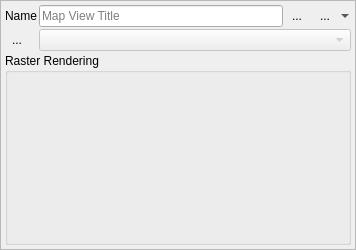
This is timeseriesviewer/ui/mapviewdefinition.ui in jakimowb/eo-time-series-viewer as Qt 5 draws it before an edit. The edited form follows.
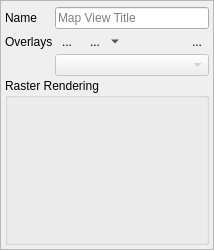
This is the edited form. Icons and pictures are not drawn. Custom widgets are drawn as their Qt base class.

Patch:
```diff
--- a/timeseriesviewer/ui/mapviewdefinition.ui
+++ b/timeseriesviewer/ui/mapviewdefinition.ui
@@ -6,7 +6,7 @@
    <rect>
     <x>0</x>
     <y>0</y>
-    <width>356</width>
+    <width>214</width>
     <height>250</height>
    </rect>
   </property>
@@ -42,7 +42,7 @@
        <rect>
         <x>0</x>
         <y>0</y>
-        <width>350</width>
+        <width>208</width>
         <height>244</height>
        </rect>
       </property>
@@ -68,14 +68,19 @@
           <property name="margin">
            <number>0</number>
           </property>
+         </layout>
+        </widget>
+       </item>
           <item>
+        <layout class="QFormLayout" name="formLayout">
+         <item row="0" column="0">
            <widget class="QLabel" name="label">
             <property name="text">
              <string>Name</string>
             </property>
            </widget>
           </item>
-          <item>
+         <item row="0" column="1">
            <widget class="QLineEdit" name="tbName">
             <property name="sizePolicy">
              <sizepolicy hsizetype="Preferred" vsizetype="Fixed">
@@ -94,8 +99,23 @@
             </property>
            </widget>
           </item>
+         <item row="1" column="0">
+          <widget class="QLabel" name="label_2">
+           <property name="text">
+            <string>Overlays</string>
+           </property>
+          </widget>
+         </item>
+         <item row="1" column="1">
+          <layout class="QHBoxLayout" name="horizontalLayout">
+           <property name="spacing">
+            <number>2</number>
+           </property>
+           <property name="topMargin">
+            <number>0</number>
+           </property>
           <item>
-           <widget class="QToolButton" name="btnToggleMapViewVisibility">
+            <widget class="QToolButton" name="btnToggleVectorOverlay">
             <property name="sizePolicy">
              <sizepolicy hsizetype="Preferred" vsizetype="Preferred">
               <horstretch>0</horstretch>
@@ -103,24 +123,18 @@
              </sizepolicy>
             </property>
             <property name="toolTip">
-             <string>Toggle map view visibility</string>
+              <string>Show/hide crosshair</string>
             </property>
             <property name="text">
              <string>...</string>
             </property>
             <property name="icon">
              <iconset resource="resources.qrc">
-              <normaloff>:/timeseriesviewer/icons/mapviewHidden.svg</normaloff>:/timeseriesviewer/icons/mapviewHidden.svg</iconset>
+               <normaloff>:/timeseriesviewer/icons/mIconPolygonLayer.svg</normaloff>:/timeseriesviewer/icons/mIconPolygonLayer.svg</iconset>
             </property>
             <property name="checkable">
              <bool>true</bool>
             </property>
-            <property name="checked">
-             <bool>false</bool>
-            </property>
-            <property name="popupMode">
-             <enum>QToolButton::DelayedPopup</enum>
-            </property>
             <property name="autoRaise">
              <bool>true</bool>
             </property>
@@ -161,19 +175,6 @@
             </property>
            </widget>
           </item>
-          <item>
-           <spacer name="horizontalSpacer_2">
-            <property name="orientation">
-             <enum>Qt::Horizontal</enum>
-            </property>
-            <property name="sizeHint" stdset="0">
-             <size>
-              <width>0</width>
-              <height>20</height>
-             </size>
-            </property>
-           </spacer>
-          </item>
           <item>
            <spacer name="horizontalSpacer">
             <property name="orientation">
@@ -187,16 +188,8 @@
             </property>
            </spacer>
           </item>
-         </layout>
-        </widget>
-       </item>
        <item>
-        <layout class="QHBoxLayout" name="horizontalLayout_3">
-         <property name="spacing">
-          <number>10</number>
-         </property>
-         <item>
-          <widget class="QToolButton" name="btnToggleVectorOverlay">
+            <widget class="QToolButton" name="btnToggleMapViewVisibility">
            <property name="sizePolicy">
             <sizepolicy hsizetype="Preferred" vsizetype="Preferred">
              <horstretch>0</horstretch>
@@ -204,24 +197,32 @@
             </sizepolicy>
            </property>
            <property name="toolTip">
-            <string>Show/hide crosshair</string>
+              <string>Toggle map view visibility</string>
            </property>
            <property name="text">
             <string>...</string>
            </property>
            <property name="icon">
             <iconset resource="resources.qrc">
-             <normaloff>:/timeseriesviewer/icons/mIconPolygonLayer.svg</normaloff>:/timeseriesviewer/icons/mIconPolygonLayer.svg</iconset>
+               <normaloff>:/timeseriesviewer/icons/mapviewHidden.svg</normaloff>:/timeseriesviewer/icons/mapviewHidden.svg</iconset>
            </property>
            <property name="checkable">
             <bool>true</bool>
            </property>
+             <property name="checked">
+              <bool>false</bool>
+             </property>
+             <property name="popupMode">
+              <enum>QToolButton::DelayedPopup</enum>
+             </property>
            <property name="autoRaise">
             <bool>true</bool>
            </property>
           </widget>
          </item>
-         <item>
+          </layout>
+         </item>
+         <item row="2" column="1">
           <widget class="QgsMapLayerComboBox" name="cbQgsVectorLayer">
            <property name="enabled">
             <bool>false</bool>
```
Lines whose indentation alone changed are shown as unchanged.
